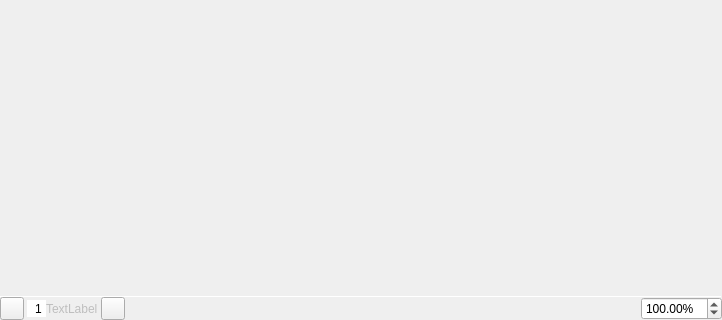
The window that application/documentviewer.ui (theCheeseboard/thePage) describes before a commit, drawn with Qt 5; both pictures show x 0 to 722 and y 269 to 589 of the 722 by 589 pixel window.
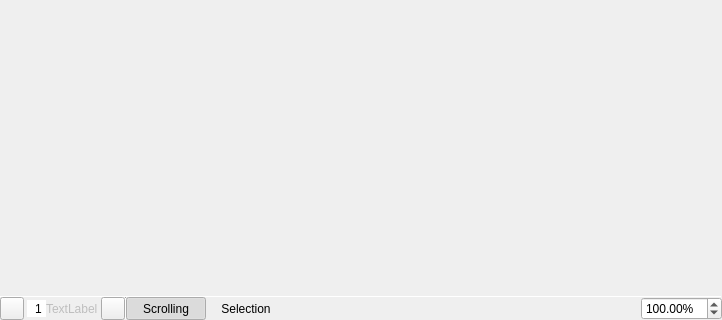
The same window after the commit. Icons and pictures are not drawn. Custom widgets are drawn as their Qt base class.

Commit message: Implement text selection

```diff
--- a/application/documentviewer.ui
+++ b/application/documentviewer.ui
@@ -511,6 +511,73 @@
             </property>
            </widget>
           </item>
+          <item>
+           <widget class="Line" name="line_2">
+            <property name="maximumSize">
+             <size>
+              <width>1</width>
+              <height>16777215</height>
+             </size>
+            </property>
+            <property name="orientation">
+             <enum>Qt::Vertical</enum>
+            </property>
+           </widget>
+          </item>
+          <item>
+           <layout class="QHBoxLayout" name="horizontalLayout_2">
+            <property name="spacing">
+             <number>0</number>
+            </property>
+            <item>
+             <widget class="QPushButton" name="scrollingButton">
+              <property name="sizePolicy">
+               <sizepolicy hsizetype="Preferred" vsizetype="Preferred">
+                <horstretch>0</horstretch>
+                <verstretch>0</verstretch>
+               </sizepolicy>
+              </property>
+              <property name="text">
+               <string>Scrolling</string>
+              </property>
+              <property name="checkable">
+               <bool>true</bool>
+              </property>
+              <property name="checked">
+               <bool>true</bool>
+              </property>
+              <property name="autoExclusive">
+               <bool>true</bool>
+              </property>
+              <property name="flat">
+               <bool>true</bool>
+              </property>
+             </widget>
+            </item>
+            <item>
+             <widget class="QPushButton" name="selectionButton">
+              <property name="sizePolicy">
+               <sizepolicy hsizetype="Preferred" vsizetype="Preferred">
+                <horstretch>0</horstretch>
+                <verstretch>0</verstretch>
+               </sizepolicy>
+              </property>
+              <property name="text">
+               <string>Selection</string>
+              </property>
+              <property name="checkable">
+               <bool>true</bool>
+              </property>
+              <property name="autoExclusive">
+               <bool>true</bool>
+              </property>
+              <property name="flat">
+               <bool>true</bool>
+              </property>
+             </widget>
+            </item>
+           </layout>
+          </item>
           <item>
            <spacer name="horizontalSpacer_2">
             <property name="orientation">
@@ -518,7 +585,7 @@
             </property>
             <property name="sizeHint" stdset="0">
              <size>
-              <width>456</width>
+              <width>293</width>
               <height>20</height>
              </size>
             </property>
```
The commit also changes 10 other files.
